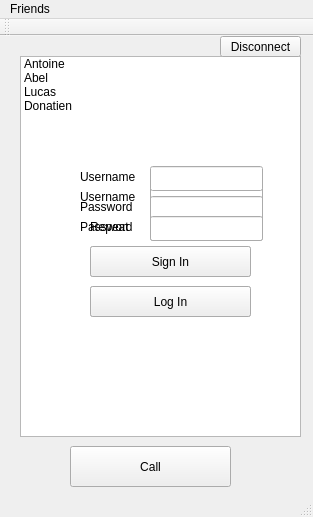
Old version of the form src/client/MainWindow/mainwindow.ui in the repository clapota/Babel.
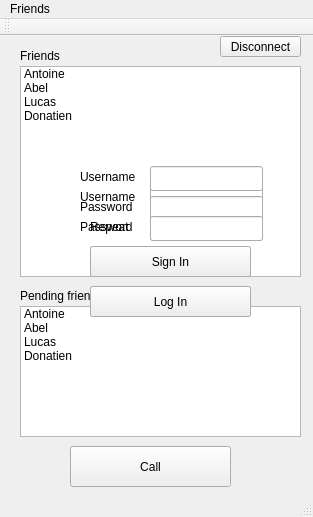
New version of the form.

Commit message: adding pending friend

Diff of the .ui file:
```diff
--- a/src/client/MainWindow/mainwindow.ui
+++ b/src/client/MainWindow/mainwindow.ui
@@ -42,9 +42,9 @@
      <property name="geometry">
       <rect>
        <x>20</x>
-       <y>20</y>
+       <y>30</y>
        <width>281</width>
-       <height>381</height>
+       <height>211</height>
       </rect>
      </property>
      <item>
@@ -94,6 +94,62 @@
       <string>Disconnect</string>
      </property>
     </widget>
+    <widget class="QListWidget" name="PendingFriends">
+     <property name="geometry">
+      <rect>
+       <x>20</x>
+       <y>270</y>
+       <width>281</width>
+       <height>131</height>
+      </rect>
+     </property>
+     <item>
+      <property name="text">
+       <string>Antoine</string>
+      </property>
+     </item>
+     <item>
+      <property name="text">
+       <string>Abel</string>
+      </property>
+     </item>
+     <item>
+      <property name="text">
+       <string>Lucas</string>
+      </property>
+     </item>
+     <item>
+      <property name="text">
+       <string>Donatien</string>
+      </property>
+     </item>
+    </widget>
+    <widget class="QLabel" name="label_6">
+     <property name="geometry">
+      <rect>
+       <x>20</x>
+       <y>250</y>
+       <width>91</width>
+       <height>20</height>
+      </rect>
+     </property>
+     <property name="text">
+      <string>Pending friends</string>
+     </property>
+    </widget>
+    <widget class="QLabel" name="label_7">
+     <property name="geometry">
+      <rect>
+       <x>20</x>
+       <y>10</y>
+       <width>91</width>
+       <height>20</height>
+      </rect>
+     </property>
+     <property name="text">
+      <string>Friends</string>
+     </property>
+    </widget>
    </widget>
    <widget class="QWidget" name="widget_2" native="true">
     <property name="geometry">
```
The commit also changes 1 other file.
